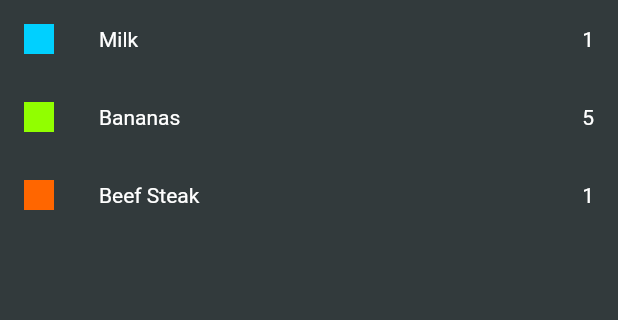
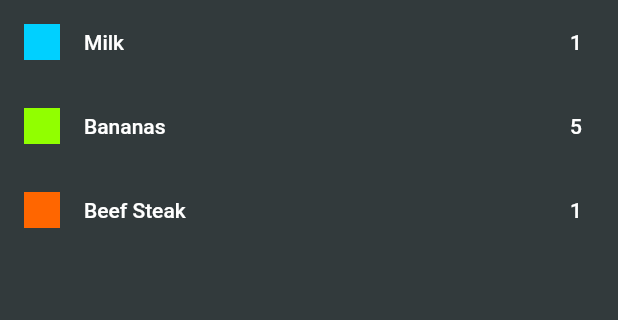
Before and after one commit to haido86/flutter-shopping-list, a Flutter app: the screen it shows after launch, on a phone screen of 412 x 824 dp, the part 84-404 px from its top. Run offline on Flutter 3.47's test engine with Material 2 defaults, Android fonts, the phone set to English and light mode, and no system bars.

Commit message:
Use ListTile instead of Column

```diff
--- a/lib/screens/grocery_list.dart
+++ b/lib/screens/grocery_list.dart
@@ -14,34 +14,19 @@ class GroceryListScreen extends StatelessWidget {
       ),
       body: ListView.builder(
         itemCount: groceryItems.length,
-        itemBuilder: (context, index) => Padding(
-          padding: const EdgeInsets.all(16.0),
-          child: Column(
-            children: [
-              Row(
-                mainAxisAlignment: MainAxisAlignment.spaceBetween,
-                children: [
-                  Row(
-                    children: [
-                      Container(
-                        color: groceryItems[index].category.color,
-                        width: 20,
-                        height: 20,
-                      ),
-                      const SizedBox(
-                        width: 30,
-                      ),
-                      Text(
-                        groceryItems[index].name,
-                      ),
-                    ],
-                  ),
-                  Text(
-                    groceryItems[index].quantity.toString(),
-                  ),
-                ],
-              ),
-            ],
+        itemBuilder: (context, index) => ListTile(
+          leading: Container(
+            color: groceryItems[index].category.color,
+            width: 24,
+            height: 24,
+          ),
+          title: Text(
+            groceryItems[index].name,
+            style: Theme.of(context).textTheme.bodyLarge,
+          ),
+          trailing: Text(
+            groceryItems[index].quantity.toString(),
+            style: Theme.of(context).textTheme.bodyLarge,
           ),
         ),
       ),
```
